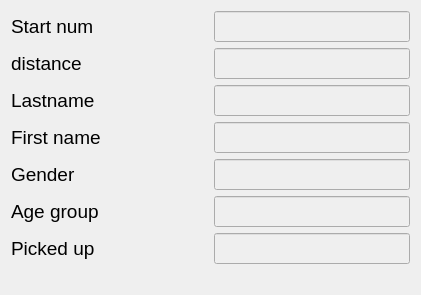
This is src/views/chipcontroll/chipcontroll.ui in stivehu/um3 as Qt 5 draws it before an edit. The edited form follows.
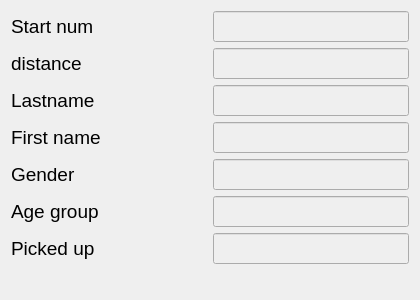
This is the edited form.

Patch:
```diff
--- a/src/views/chipcontroll/chipcontroll.ui
+++ b/src/views/chipcontroll/chipcontroll.ui
@@ -9,8 +9,8 @@
    <rect>
     <x>0</x>
     <y>0</y>
-    <width>421</width>
-    <height>289</height>
+    <width>420</width>
+    <height>300</height>
    </rect>
   </property>
   <property name="windowTitle">
```
